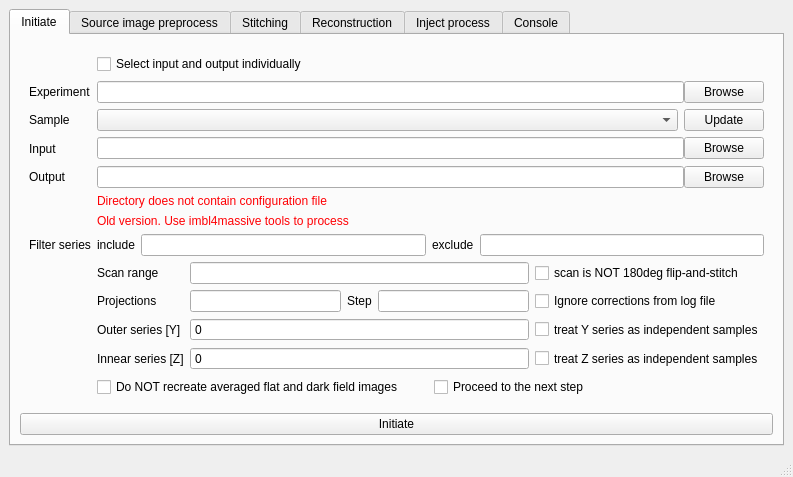
This is share/imblproc/imbl-ui.ui in AustralianSynchrotron/imblproc as Qt 5 draws it before an edit. The edited form follows.
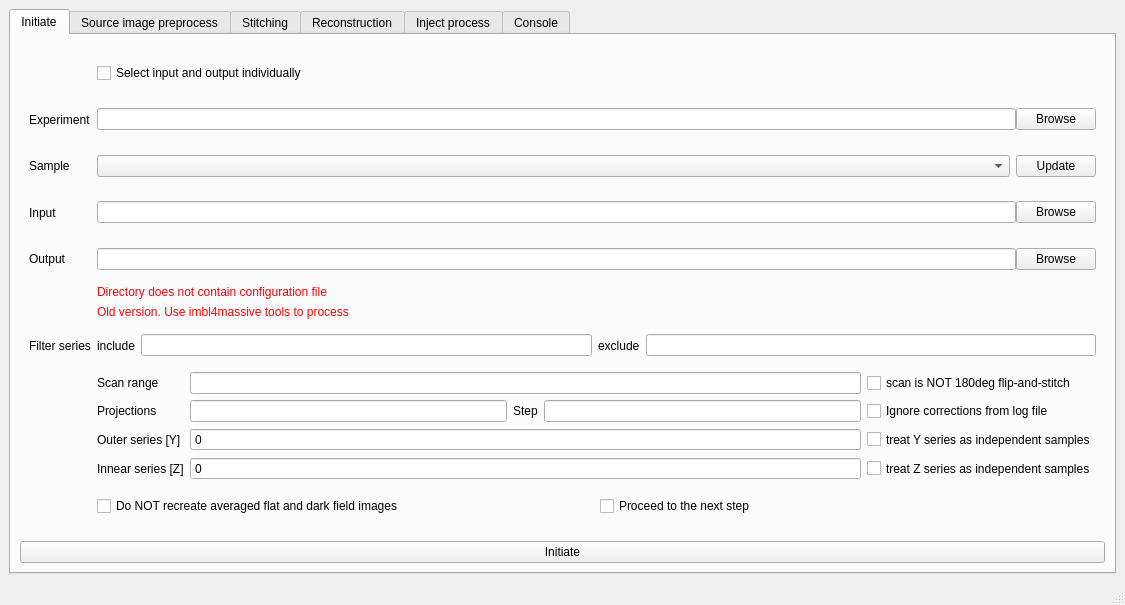
This is the edited form. Icons and pictures are not drawn.

Commit message: modified:   bin/imbl-shift.sh 	modified:   share/imblproc/imbl-ui.py 	modified:   share/imblproc/imbl-ui.ui

Patch:
```diff
--- a/share/imblproc/imbl-ui.ui
+++ b/share/imblproc/imbl-ui.ui
@@ -2,6 +2,14 @@
 <ui version="4.0">
  <class>MainWindow</class>
  <widget class="QMainWindow" name="MainWindow">
+  <property name="geometry">
+   <rect>
+    <x>0</x>
+    <y>0</y>
+    <width>1125</width>
+    <height>605</height>
+   </rect>
+  </property>
   <property name="windowTitle">
    <string>imbl pre-proccessing</string>
   </property>
```
Left out of the diff: 6 changed lines with no effect on the pictures. The commit also changes 2 other files.
